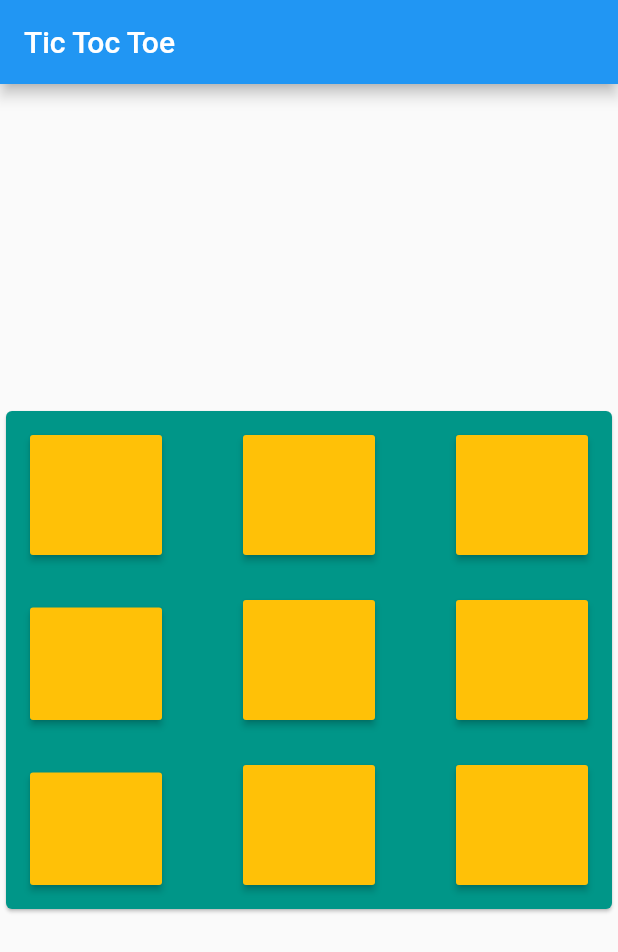
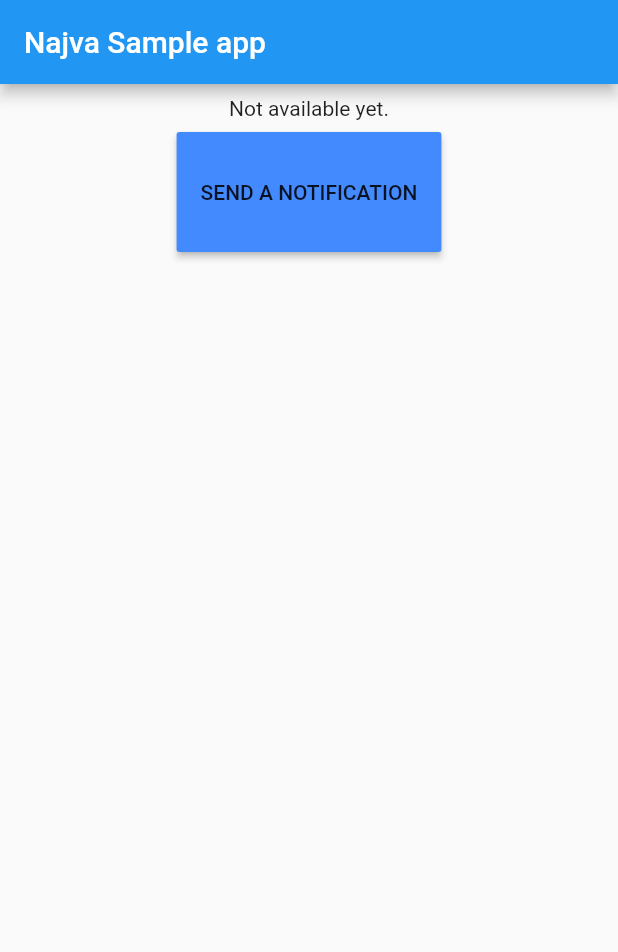
Before and after one commit to najva-com/najva-flutter-sample, a Flutter app: the screen it shows after launch, on a phone screen of 412 x 824 dp. Shown: the top 952 px of the screen. Run offline on Flutter 3.47's test engine with Material 2 defaults, Android fonts, the phone set to English and light mode, and no system bars; missing offline and left inert: najvaflutter.

Commit message:
sample updated to latest version

```diff
--- a/lib/main.dart
+++ b/lib/main.dart
@@ -1,14 +1,18 @@
+import 'dart:convert';
+
 import 'package:flutter/material.dart';
+import 'package:najvaflutter/najvaflutter.dart';
+import 'package:http/http.dart' as http;
 
-import 'Najva.dart';
+NajvaFlutter najva;
 
-void main() => runApp(MyApp());
+void main() {
+  WidgetsFlutterBinding.ensureInitialized();
+  najva = new NajvaFlutter();
+  najva.init("8b84ad3a-3daa-4520-9adc-d7528ea95a54", 12383);
+  runApp(MyApp());
+}
 
-var map = [
-  [Colors.amber, Colors.amber, Colors.amber],
-  [Colors.amber, Colors.amber, Colors.amber],
-  [Colors.amber, Colors.amber, Colors.amber]
-];
 
 var player = true;
 
@@ -22,15 +26,22 @@ class MyApp extends StatefulWidget {
 }
 
 class _MyAppState extends State<MyApp> with SingleTickerProviderStateMixin {
-  Najva najva;
+
 
   Animation<double> animation;
   AnimationController controller;
 
+  String token = "Not available yet.";
+
   @override
   void initState() {
     super.initState();
-    najva = new Najva();
+    najva.setOnUserSubscribedListener(onUserSubscribed);
+    najva.getSubscribedToken().then((value) => {
+      setState(() {
+        token = value;
+      })
+    });
     controller =
         AnimationController(duration: const Duration(seconds: 1), vsync: this);
     animation = CurvedAnimation(parent: controller, curve: Curves.easeIn);
@@ -39,72 +50,10 @@ class _MyAppState extends State<MyApp> with SingleTickerProviderStateMixin {
     });
   }
 
-  void onButtonClicked(int x, int y) {
-    if (map[x][y] != Colors.amber) {
-      return;
-    }
-    count++;
+  void onUserSubscribed(String token){
     setState(() {
-      if (player) {
-        map[x][y] = Colors.blue;
-      } else {
-        map[x][y] = Colors.red;
-      }
-
-      checkGame(x, y);
-
-      if (!gameDone) {
-        player = !player;
-        if (count >= 9) {
-          gameDone = true;
-          message = "Game has been a draw";
-          controller.forward();
-        }
-      } else {
-        message = "Player ${getPlayerNumber()} won the game";
-        controller.forward();
-      }
+      this.token = token;
     });
-  }
-
-  int getPlayerNumber() {
-    if (player) {
-      return 1;
-    } else {
-      return 2;
-    }
-  }
-
-  void checkGame(int x, int y) {
-    if (map[x][0] == map[x][1] && map[x][0] == map[x][2]) {
-      gameDone = true;
-    }
-    if (map[0][y] == map[1][y] && map[0][y] == map[2][y]) {
-      gameDone = true;
-    }
-    if (map[0][0] != Colors.amber &&
-        map[0][0] == map[1][1] &&
-        map[0][0] == map[2][2]) {
-      gameDone = true;
-    }
-    if (map[1][1] != Colors.amber &&
-        map[2][0] == map[1][1] &&
-        map[1][1] == map[0][2]) {
-      gameDone = true;
-    }
-  }
-
-  void resetGame() {
-    setState(() {
-      for (var row in map) {
-        for (var item in row) {
-          map[map.indexOf(row)][row.indexOf(item)] = Colors.amber;
-        }
-      }
-      gameDone = false;
-      player = true;
-    });
-    count = 0;
   }
 
   @override
@@ -112,175 +61,66 @@ class _MyAppState extends State<MyApp> with SingleTickerProviderStateMixin {
     return MaterialApp(
       home: Scaffold(
         appBar: AppBar(
-          title: const Text('Tic Toc Toe'),
+          title: const Text('Najva Sample app'),
         ),
         body: Center(child: getContent()),
       ),
     );
   }
 
+  void sendANotification(){
+    requestToServer().then((value) => {
+      print(value)
+    });
+  }
+
+  Future<String> requestToServer() async {
+    final response = await http.post(
+        "https://app.najva.com/notification/api/v1/notifications/",
+        headers: <String,String>{
+          "authorization": "Token aff3c68af97bf4608fdf28673ca26201ca027ed9",
+          "content-type": "application/json"
+        },
+        body: jsonEncode(<String,dynamic>{
+          "api_key":"8b84ad3a-3daa-4520-9adc-d7528ea95a54",
+          "title": "Notification from API",
+          "body": "this notification has been send from flutter sample",
+          "url":"https://najva.com",
+          "onclick-action":"open-link",
+          "priority": "high",
+          "subscriber_tokens": [token],
+        }));
+    return response.body;
+  }
+
   Widget getContent() {
-    if (gameDone) {
-      return Transform.translate(
-          child: Column(
+      return  Column(
             children: <Widget>[
-              Text(message),
-              RaisedButton(
-                child: Text("reset"),
-                onPressed: resetGame,
-              )
-            ],
+
+              Padding(
+                padding: EdgeInsets.all(8),
+                child: Text(token),
               ),
-          offset: Offset(0, animation.value));
-    } else {
-      return Card(
-        color: Colors.teal,
-        child: Padding(
-          padding: EdgeInsets.all(16),
-          child: Row(
-            mainAxisSize: MainAxisSize.max,
-            mainAxisAlignment: MainAxisAlignment.spaceBetween,
-            children: <Widget>[
+
               Flexible(
                 child: Container(
-                  height: 300,
-                  child: Column(
-                    mainAxisSize: MainAxisSize.max,
-                    mainAxisAlignment: MainAxisAlignment.spaceBetween,
-                    children: <Widget>[
-                      Flexible(
+                  child: Flexible(
                       child: ButtonTheme(
                         height: 80,
                         child: RaisedButton(
-                              color: map[0][0],
+                          color: Colors.blueAccent,
                           onPressed: () {
-                                onButtonClicked(0, 0);
+                            sendANotification();
                           },
+                          child: Text("SEND A NOTIFICATION"),
                         ),
                       ),
-                          flex: 2),
-                      Flexible(
-                          child: ButtonTheme(
-                            height: 80,
-                            child: RaisedButton(
-                              color: map[1][0],
-                              onPressed: () {
-                                onButtonClicked(1, 0);
-                              },
-                            ),
-                          ),
-                          flex: 1),
-                      Flexible(
-                          child: ButtonTheme(
-                            height: 80,
-                            child: RaisedButton(
-                              color: map[2][0],
-                              onPressed: () {
-                                onButtonClicked(2, 0);
-                              },
-                            ),
-                          ),
-                          flex: 1),
-                    ],
-                  ),
-                ),
-                flex: 1,
-              ),
-              Flexible(
-                child: Container(
-                  height: 300,
-                  child: Column(
-                    mainAxisSize: MainAxisSize.max,
-                    mainAxisAlignment: MainAxisAlignment.spaceBetween,
-                    children: <Widget>[
-                      Flexible(
-                          child: ButtonTheme(
-                            height: 80,
-                            child: RaisedButton(
-                              color: map[0][1],
-                              onPressed: () {
-                                onButtonClicked(0, 1);
-                              },
-                            ),
-                          ),
-                          flex: 1),
-                      Flexible(
-                          child: ButtonTheme(
-                            height: 80.0,
-                            child: RaisedButton(
-                              color: map[1][1],
-                              onPressed: () {
-                                onButtonClicked(1, 1);
-                              },
-                            ),
-                          ),
-                          flex: 1),
-                      Flexible(
-                          child: ButtonTheme(
-                            height: 80,
-                            child: RaisedButton(
-                              color: map[2][1],
-                              onPressed: () {
-                                onButtonClicked(2, 1);
-                              },
-                            ),
-                          ),
-                          flex: 1),
-                    ],
-                  ),
-                ),
-                flex: 1,
-              ),
-              Flexible(
-                child: Container(
-                  height: 300,
-                  child: Column(
-                    mainAxisSize: MainAxisSize.max,
-                    mainAxisAlignment: MainAxisAlignment.spaceBetween,
-                    children: <Widget>[
-                      Flexible(
-                          child: ButtonTheme(
-                            height: 80,
-                            child: RaisedButton(
-                              color: map[0][2],
-                              onPressed: () {
-                                onButtonClicked(0, 2);
-                              },
-                            ),
-                          ),
-                          flex: 1),
-                      Flexible(
-                          child: ButtonTheme(
-                            height: 80.0,
-                            child: RaisedButton(
-                              color: map[1][2],
-                              onPressed: () {
-                                onButtonClicked(1, 2);
-                              },
-                            ),
-                          ),
-                          flex: 1),
-                      Flexible(
-                          child: ButtonTheme(
-                            height: 80.0,
-                            child: RaisedButton(
-                              color: map[2][2],
-                              onPressed: () {
-                                onButtonClicked(2, 2);
-                              },
-                            ),
-                          ),
-                          flex: 1),
-                    ],
-                  ),
+                      flex: 2)
                 ),
                 flex: 1,
               )
             ],
-          ),
-        ),
           );
-    }
   }
 
   @override
--- a/pubspec.yaml
+++ b/pubspec.yaml
@@ -9,7 +9,7 @@ environment:
 dependencies:
   flutter:
     sdk: flutter
-  najvaflutter: ^1.2.9
+  najvaflutter: ^1.2.11
   http: ^0.12.0+4
 
   # The following adds the Cupertino Icons font to your application.
```
Also changed, not shown: lib/Najva.dart (deleted, +0 -51 lines), pubspec.lock, 1 other file. Lines whose indentation alone changed are shown as unchanged.
